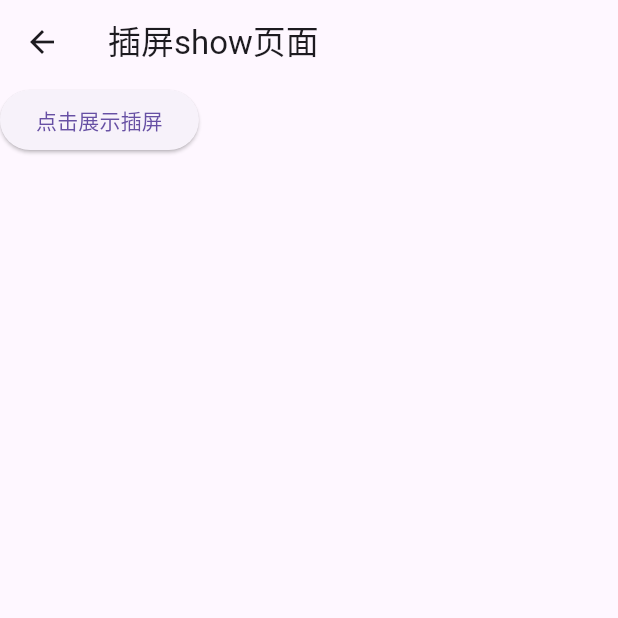
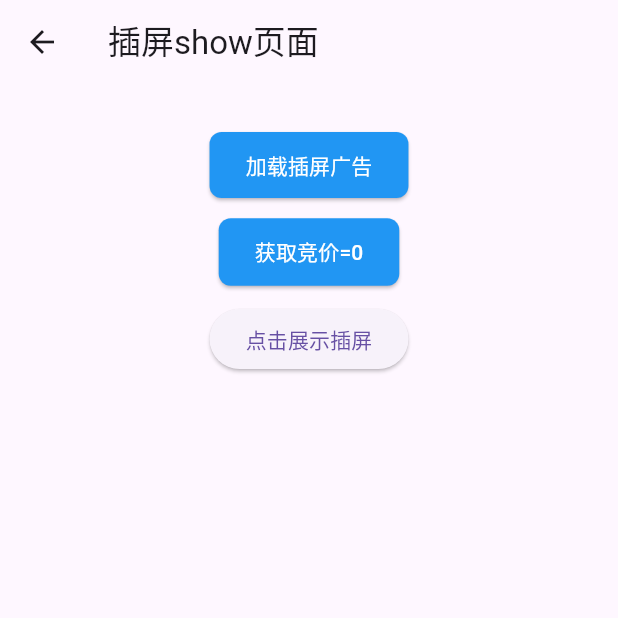
Before and after one commit to luhenchang/adscope_sdk_demo, a Flutter app: the InterstitialShowPage screen opened by its route, after a tap on "点击展示插屏", on a phone screen of 412 x 824 dp, the top half of it. Run offline on Flutter 3.47's test engine with Material 3 defaults, Android fonts, the phone set to English and light mode, and no system bars; our stand-ins replace webview_flutter; missing offline and left inert: adscope_sdk.

Commit message:
插屏添加获取价格按钮

```diff
--- a/lib/interstitial_show_page.dart
+++ b/lib/interstitial_show_page.dart
@@ -1,5 +1,6 @@
 import 'package:adscope_sdk/amps_sdk_export.dart';
 import 'package:adscope_sdk_demo/data/common.dart';
+import 'package:adscope_sdk_demo/widgets/button_widget.dart';
 import 'package:flutter/material.dart';
 class InterstitialShowPage extends StatefulWidget {
   const InterstitialShowPage({super.key, required this.title});
@@ -15,30 +16,26 @@ class _InterstitialShowPageState extends State<InterstitialShowPage> {
   AMPSInterstitialAd? _interAd;
   bool couldBack = true;
   num eCpm = 0;
+
   @override
   void initState() {
     super.initState();
-    _adCallBack = AdCallBack(
-        onRenderOk: () {
-          _interAd?.showAd();
+    _adCallBack = AdCallBack(onRenderOk: () {
+      // _interAd?.showAd();
       debugPrint("ad load onRenderOk");
-        },
-        onLoadFailure: (code, msg) {
+    }, onLoadFailure: (code, msg) {
       debugPrint("ad load failure=$code;$msg");
-        },
-        onAdClicked: () {
+    }, onAdClicked: () {
       setState(() {
         couldBack = true;
       });
       debugPrint("ad load onAdClicked");
-        },
-        onAdClosed: () {
+    }, onAdClosed: () {
       setState(() {
         couldBack = true;
       });
       debugPrint("ad load onAdClosed");
-        },
-        onAdShow: () {
+    }, onAdShow: () {
       setState(() {
         couldBack = false;
       });
@@ -48,33 +45,59 @@ class _InterstitialShowPageState extends State<InterstitialShowPage> {
     AdOptions options = AdOptions(spaceId: interstitialSpaceId);
     _interAd = AMPSInterstitialAd(config: options, mCallBack: _adCallBack);
   }
+
   @override
   void dispose() {
     super.dispose();
   }
+
   @override
   Widget build(BuildContext context) {
     return PopScope(
         canPop: couldBack,
-        child:   Scaffold(
+        child: Scaffold(
             appBar: AppBar(
               title: Text(widget.title),
             ),
-      body: Stack(children: [
-        Column(
-          children:[
+            body: Stack(
+              alignment: AlignmentDirectional.center,
+              children: [
+                SizedBox.expand(
+                    child: Column(
+                        crossAxisAlignment: CrossAxisAlignment.center,
+                        children: [
+                      const SizedBox(height: 30),
+                      ButtonWidget(
+                          buttonText: "加载插屏广告",
+                          callBack: () {
+                            AdOptions options =
+                                AdOptions(spaceId: interstitialSpaceId);
+                            _interAd = AMPSInterstitialAd(
+                                config: options, mCallBack: _adCallBack);
+                            _interAd?.load();
+                          }),
+                      const SizedBox(height: 10),
+                      ButtonWidget(
+                          buttonText: '获取竞价=$eCpm',
+                          callBack: () async {
+                            bool? isReadyAd = await _interAd?.isReadyAd();
+                            debugPrint("isReadyAd=$isReadyAd");
+                            if (_interAd != null) {
+                              num ecPmResult = await _interAd!.getECPM();
+                              debugPrint("ecPm请求结果=$eCpm");
+                              setState(() {
+                                eCpm = ecPmResult;
+                              });
+                            }
+                          }),
+                      const SizedBox(height: 10),
                       ElevatedButton(
                           child: const Text('点击展示插屏'),
                           onPressed: () {
-              // 返回上一页
-              AdOptions options = AdOptions(spaceId: interstitialSpaceId);
-              _interAd = AMPSInterstitialAd(config: options, mCallBack: _adCallBack);
-              _interAd?.load();
-            },
-          )
-          ]
-        ),
-      ],)
-    ));
+                            _interAd?.showAd();
+                          })
+                    ]))
+              ],
+            )));
   }
 }
```
Also changed, not shown: lib/splash_show_page.dart (+0 -13 lines), 2 other files. Lines whose indentation alone changed are shown as unchanged.
